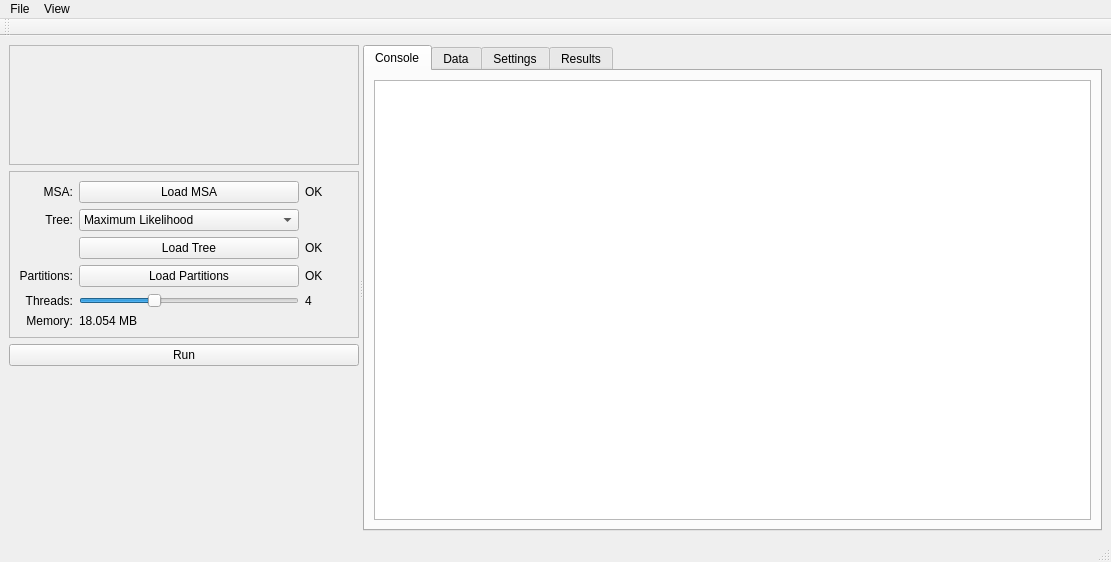
Qt form src/gui2/xmodeltestfancy.ui (ddarriba/modeltest) before a commit.
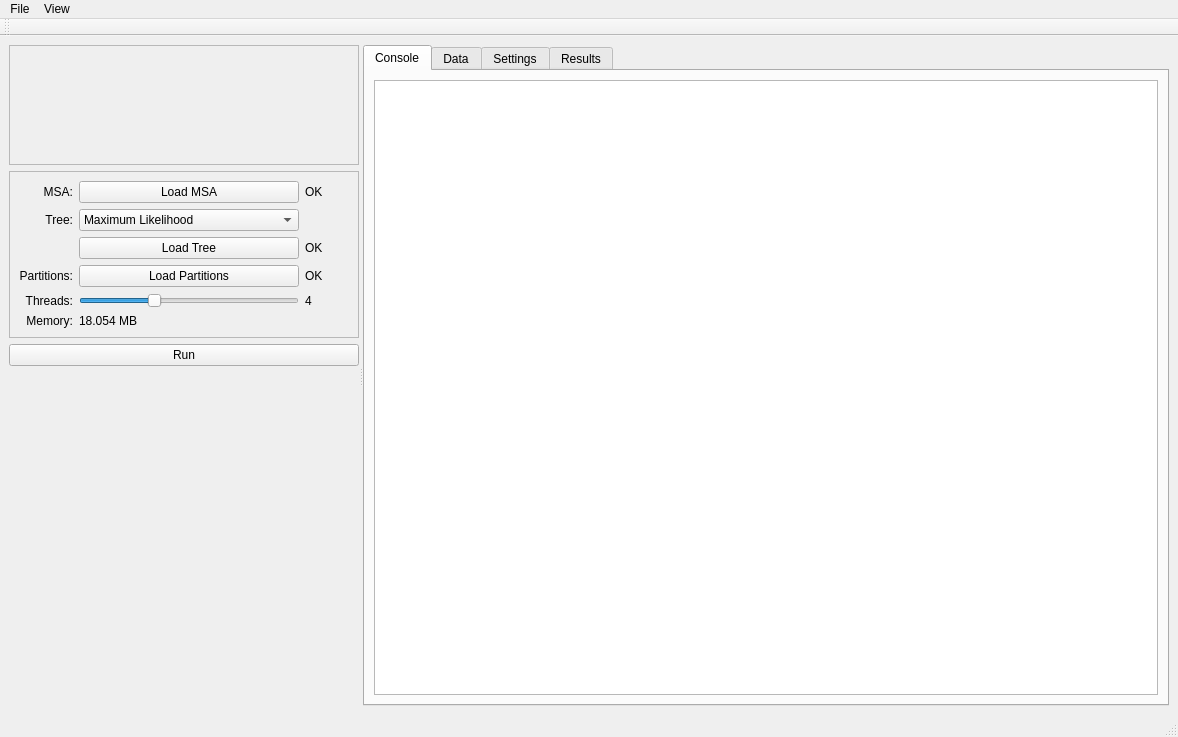
The same form after that commit. The open tabs and pages were chosen to show the change. Icons and pictures are not drawn.

Commit message: added missing library and updated gui

What changed in the file:
```diff
--- a/src/gui2/xmodeltestfancy.ui
+++ b/src/gui2/xmodeltestfancy.ui
@@ -7,8 +7,8 @@
    <rect>
     <x>0</x>
     <y>0</y>
-    <width>1111</width>
-    <height>562</height>
+    <width>1178</width>
+    <height>737</height>
    </rect>
   </property>
   <property name="windowTitle">
@@ -344,6 +344,11 @@
            <layout class="QVBoxLayout" name="verticalLayout_4">
             <item>
              <widget class="QTextBrowser" name="consoleRun">
+              <property name="font">
+               <font>
+                <family>FreeMono</family>
+               </font>
+              </property>
               <property name="cursor" stdset="0">
                <cursorShape>IBeamCursor</cursorShape>
               </property>
@@ -3135,7 +3140,7 @@
     <rect>
      <x>0</x>
      <y>0</y>
-     <width>1111</width>
+     <width>1178</width>
      <height>25</height>
     </rect>
    </property>
```
Left out of the diff: 8 changed lines with no effect on the pictures. The commit also changes 4 other files.
